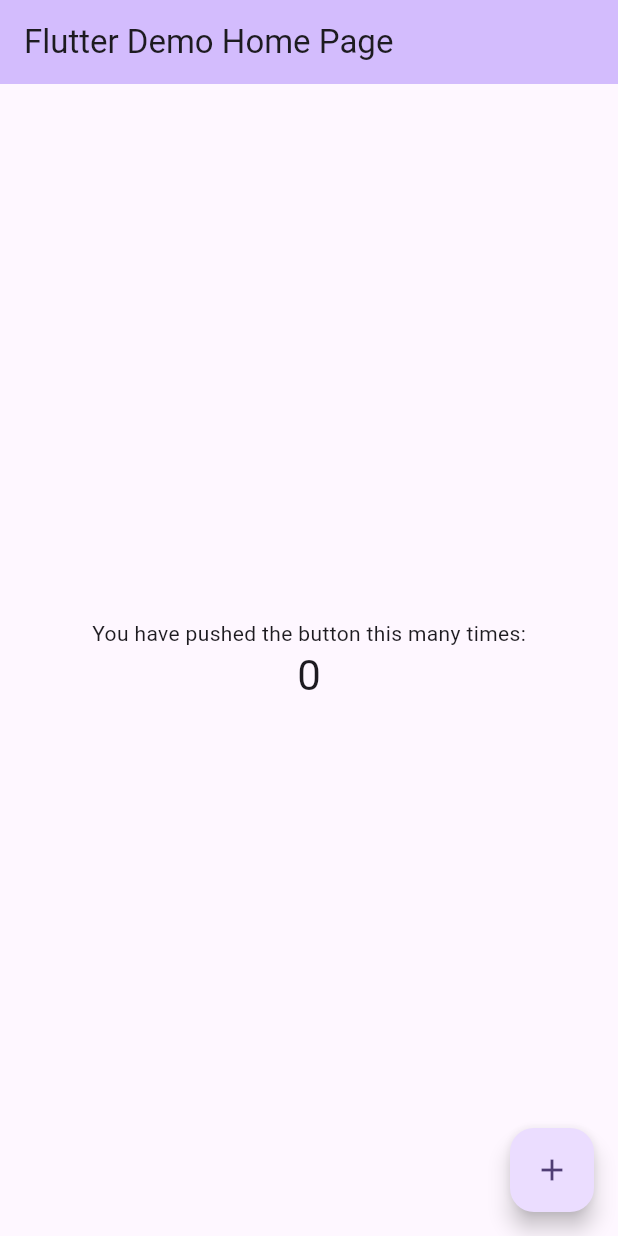
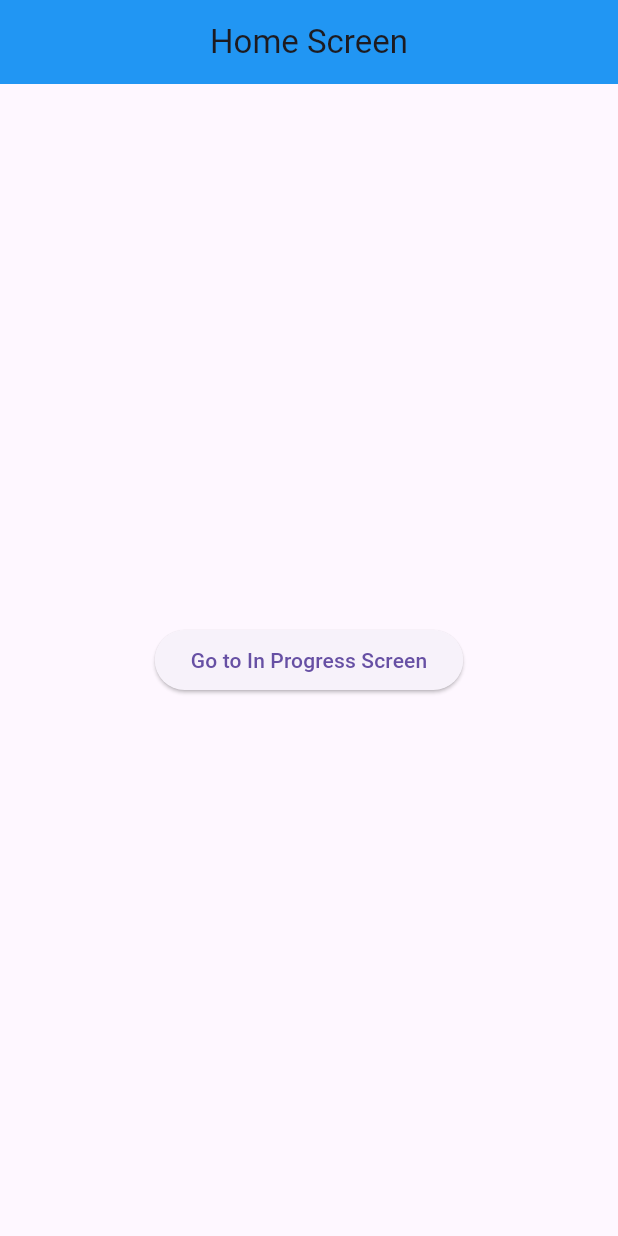
Before and after one commit to mikewen8/HIVE, a Flutter app: the screen it shows after launch, on a phone screen of 412 x 824 dp. Run offline on Flutter 3.47's test engine with Material 3 defaults, Android fonts, the light colour scheme and no system bars.

Commit message:
changes have been made

```diff
--- a/lib/main.dart
+++ b/lib/main.dart
@@ -1,4 +1,6 @@
 import 'package:flutter/material.dart';
+//import 'package:hive/pages/inprogress.dart'; need this for testing
+import 'package:hive/pages/home_screen.dart';
 
 void main() {
   runApp(const MyApp());
@@ -6,120 +8,11 @@
 
 class MyApp extends StatelessWidget {
   const MyApp({super.key});
-
-  // This widget is the root of your application.
   @override
   Widget build(BuildContext context) {
-    return MaterialApp(
-      title: 'Flutter Demo',
-      theme: ThemeData(
-        // This is the theme of your application.
-        //
-        // TRY THIS: Try running your application with "flutter run". You'll see
-        // the application has a purple toolbar. Then, without quitting the app,
-        // try changing the seedColor in the colorScheme below to Colors.green
-        // and then invoke "hot reload" (save your changes or press the "hot
-        // reload" button in a Flutter-supported IDE, or press "r" if you used
-        // the command line to start the app).
-        //
-        // Notice that the counter didn't reset back to zero; the application
-        // state is not lost during the reload. To reset the state, use hot
-        // restart instead.
-        //
-        // This works for code too, not just values: Most code changes can be
-        // tested with just a hot reload.
-        colorScheme: ColorScheme.fromSeed(seedColor: Colors.deepPurple),
-        useMaterial3: true,
-      ),
-      home: const MyHomePage(title: 'Flutter Demo Home Page'),
+    return const MaterialApp(
+      debugShowCheckedModeBanner: false,
+      home: HomeScreen(),
     );
   }
 }
-
-class MyHomePage extends StatefulWidget {
-  const MyHomePage({super.key, required this.title});
-
-  // This widget is the home page of your application. It is stateful, meaning
-  // that it has a State object (defined below) that contains fields that affect
-  // how it looks.
-
-  // This class is the configuration for the state. It holds the values (in this
-  // case the title) provided by the parent (in this case the App widget) and
-  // used by the build method of the State. Fields in a Widget subclass are
-  // always marked "final".
-
-  final String title;
-
-  @override
-  State<MyHomePage> createState() => _MyHomePageState();
-}
-
-class _MyHomePageState extends State<MyHomePage> {
-  int _counter = 0;
-
-  void _incrementCounter() {
-    setState(() {
-      // This call to setState tells the Flutter framework that something has
-      // changed in this State, which causes it to rerun the build method below
-      // so that the display can reflect the updated values. If we changed
-      // _counter without calling setState(), then the build method would not be
-      // called again, and so nothing would appear to happen.
-      _counter++;
-    });
-  }
-
-  @override
-  Widget build(BuildContext context) {
-    // This method is rerun every time setState is called, for instance as done
-    // by the _incrementCounter method above.
-    //
-    // The Flutter framework has been optimized to make rerunning build methods
-    // fast, so that you can just rebuild anything that needs updating rather
-    // than having to individually change instances of widgets.
-    return Scaffold(
-      appBar: AppBar(
-        // TRY THIS: Try changing the color here to a specific color (to
-        // Colors.amber, perhaps?) and trigger a hot reload to see the AppBar
-        // change color while the other colors stay the same.
-        backgroundColor: Theme.of(context).colorScheme.inversePrimary,
-        // Here we take the value from the MyHomePage object that was created by
-        // the App.build method, and use it to set our appbar title.
-        title: Text(widget.title),
-      ),
-      body: Center(
-        // Center is a layout widget. It takes a single child and positions it
-        // in the middle of the parent.
-        child: Column(
-          // Column is also a layout widget. It takes a list of children and
-          // arranges them vertically. By default, it sizes itself to fit its
-          // children horizontally, and tries to be as tall as its parent.
-          //
-          // Column has various properties to control how it sizes itself and
-          // how it positions its children. Here we use mainAxisAlignment to
-          // center the children vertically; the main axis here is the vertical
-          // axis because Columns are vertical (the cross axis would be
-          // horizontal).
-          //
-          // TRY THIS: Invoke "debug painting" (choose the "Toggle Debug Paint"
-          // action in the IDE, or press "p" in the console), to see the
-          // wireframe for each widget.
-          mainAxisAlignment: MainAxisAlignment.center,
-          children: <Widget>[
-            const Text(
-              'You have pushed the button this many times:',
-            ),
-            Text(
-              '$_counter',
-              style: Theme.of(context).textTheme.headlineMedium,
-            ),
-          ],
-        ),
-      ),
-      floatingActionButton: FloatingActionButton(
-        onPressed: _incrementCounter,
-        tooltip: 'Increment',
-        child: const Icon(Icons.add),
-      ), // This trailing comma makes auto-formatting nicer for build methods.
-    );
-  }
-}
--- /dev/null
+++ b/lib/pages/home_screen.dart
@@ -0,0 +1,27 @@
+import 'package:flutter/material.dart';
+
+class HomeScreen extends StatelessWidget {
+  const HomeScreen({super.key});
+
+  @override
+  Widget build(BuildContext context) {
+    return Scaffold(
+      appBar: AppBar(
+        title: const Text('Home Screen'),
+        centerTitle: true,
+        backgroundColor: Colors.blue,
+      ),
+      body: Center(
+        child: ElevatedButton(
+          onPressed: () {
+            Navigator.push(
+              context,
+              MaterialPageRoute(builder: (context) => const HomeScreen()),
+            );
+          },
+          child: const Text('Go to In Progress Screen'),
+        ),
+      ),
+    );
+  }
+}
```
Also changed, not shown: lib/services/fetch.dart (added), 1 other file.
